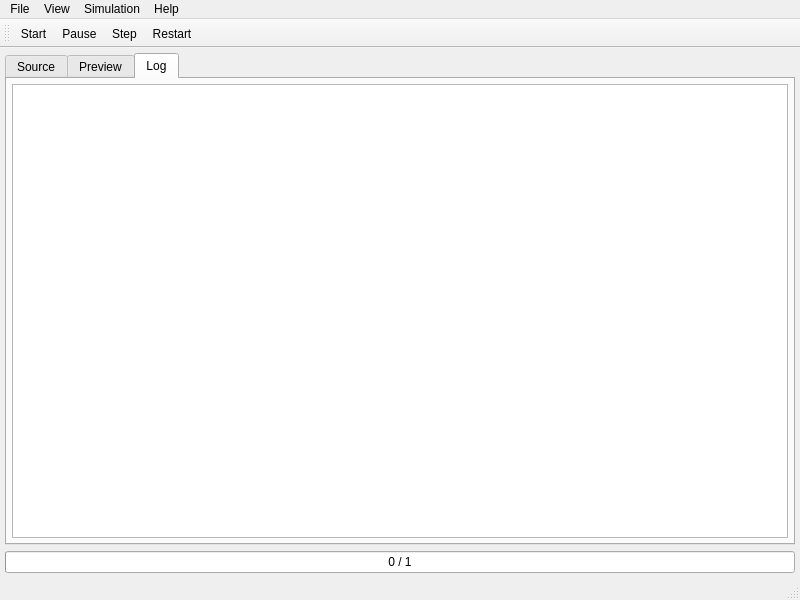
This is app/gui/MainWindow.ui in GeorgievLab/CeCe as Qt 5 draws it before an edit. The edited form follows.
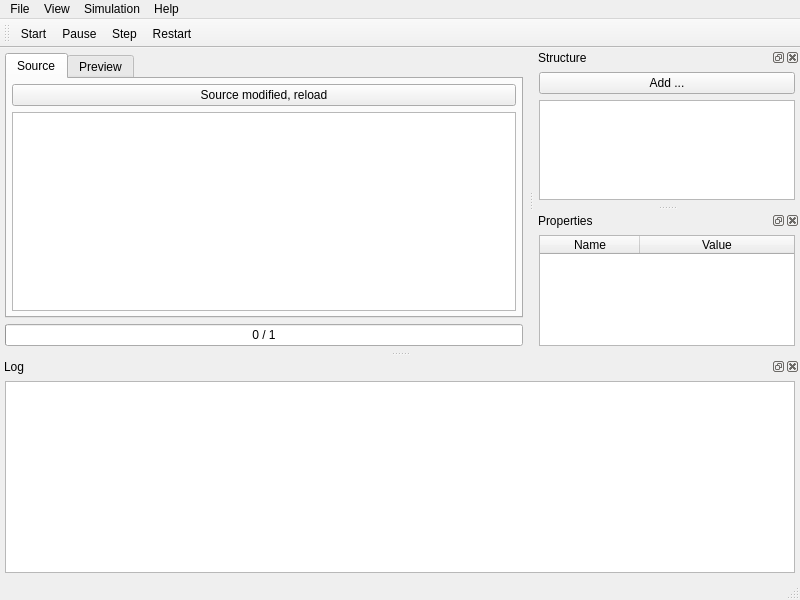
This is the edited form. The open tabs and pages were chosen to show the change. Icons and pictures are not drawn. Custom widgets are drawn as their Qt base class.

Patch:
```diff
--- a/app/gui/MainWindow.ui
+++ b/app/gui/MainWindow.ui
@@ -13,6 +13,12 @@
   <property name="windowTitle">
    <string>MainWindow</string>
   </property>
+  <property name="documentMode">
+   <bool>true</bool>
+  </property>
+  <property name="dockOptions">
+   <set>QMainWindow::AllowTabbedDocks|QMainWindow::AnimatedDocks|QMainWindow::VerticalTabs</set>
+  </property>
   <widget class="QWidget" name="centralwidget">
    <layout class="QVBoxLayout" name="verticalLayout">
     <property name="leftMargin">
@@ -39,7 +45,7 @@
        <attribute name="title">
         <string>Source</string>
        </attribute>
-       <layout class="QHBoxLayout" name="horizontalLayout" stretch="3,1">
+       <layout class="QHBoxLayout" name="horizontalLayout" stretch="3">
         <property name="leftMargin">
          <number>5</number>
         </property>
@@ -105,21 +111,6 @@
           </layout>
          </widget>
         </item>
-        <item>
-         <widget class="QTreeWidget" name="treeWidget">
-          <property name="indentation">
-           <number>20</number>
-          </property>
-          <attribute name="headerVisible">
-           <bool>false</bool>
-          </attribute>
-          <column>
-           <property name="text">
-            <string>Name</string>
-           </property>
-          </column>
-         </widget>
-        </item>
        </layout>
       </widget>
       <widget class="QWidget" name="tabPreview">
@@ -144,35 +135,6 @@
         </item>
        </layout>
       </widget>
-      <widget class="QWidget" name="tabLog">
-       <attribute name="title">
-        <string>Log</string>
-       </attribute>
-       <layout class="QHBoxLayout" name="horizontalLayout_3">
-        <property name="leftMargin">
-         <number>5</number>
-        </property>
-        <property name="topMargin">
-         <number>5</number>
-        </property>
-        <property name="rightMargin">
-         <number>5</number>
-        </property>
-        <property name="bottomMargin">
-         <number>5</number>
-        </property>
-        <item>
-         <widget class="QTextEdit" name="textEditLog">
-          <property name="lineWrapMode">
-           <enum>QTextEdit::NoWrap</enum>
-          </property>
-          <property name="readOnly">
-           <bool>true</bool>
-          </property>
-         </widget>
-        </item>
-       </layout>
-      </widget>
      </widget>
     </item>
     <item>
@@ -237,7 +199,10 @@
     <property name="title">
      <string>View</string>
     </property>
-    <addaction name="actionToolbar"/>
+    <addaction name="actionViewToolbar"/>
+    <addaction name="actionViewStructure"/>
+    <addaction name="actionViewProperties"/>
+    <addaction name="actionViewLog"/>
     <addaction name="separator"/>
     <addaction name="actionFullscreen"/>
    </widget>
@@ -271,6 +236,127 @@
    <addaction name="actionStep"/>
    <addaction name="actionReset"/>
   </widget>
+  <widget class="QDockWidget" name="dockWidgetTree">
+   <property name="windowTitle">
+    <string>Structure</string>
+   </property>
+   <attribute name="dockWidgetArea">
+    <number>2</number>
+   </attribute>
+   <widget class="QWidget" name="dockWidgetTreeContents">
+    <layout class="QVBoxLayout" name="verticalLayout_5">
+     <property name="leftMargin">
+      <number>5</number>
+     </property>
+     <property name="topMargin">
+      <number>5</number>
+     </property>
+     <property name="rightMargin">
+      <number>5</number>
+     </property>
+     <property name="bottomMargin">
+      <number>5</number>
+     </property>
+     <item>
+      <widget class="QPushButton" name="pushButton">
+       <property name="text">
+        <string>Add ...</string>
+       </property>
+      </widget>
+     </item>
+     <item>
+      <widget class="QTreeWidget" name="treeWidgetStructure">
+       <property name="indentation">
+        <number>20</number>
+       </property>
+       <attribute name="headerVisible">
+        <bool>false</bool>
+       </attribute>
+       <column>
+        <property name="text">
+         <string>Name</string>
+        </property>
+       </column>
+      </widget>
+     </item>
+    </layout>
+   </widget>
+  </widget>
+  <widget class="QDockWidget" name="dockWidgetProperties">
+   <property name="windowTitle">
+    <string>Properties</string>
+   </property>
+   <attribute name="dockWidgetArea">
+    <number>2</number>
+   </attribute>
+   <widget class="QWidget" name="dockWidgetTreeContents_2">
+    <layout class="QVBoxLayout" name="verticalLayout_6">
+     <property name="leftMargin">
+      <number>5</number>
+     </property>
+     <property name="topMargin">
+      <number>5</number>
+     </property>
+     <property name="rightMargin">
+      <number>5</number>
+     </property>
+     <property name="bottomMargin">
+      <number>5</number>
+     </property>
+     <item>
+      <widget class="QTableWidget" name="tableWidgetProperties">
+       <attribute name="horizontalHeaderStretchLastSection">
+        <bool>true</bool>
+       </attribute>
+       <column>
+        <property name="text">
+         <string>Name</string>
+        </property>
+       </column>
+       <column>
+        <property name="text">
+         <string>Value</string>
+        </property>
+       </column>
+      </widget>
+     </item>
+    </layout>
+   </widget>
+  </widget>
+  <widget class="QDockWidget" name="dockWidgetLog">
+   <property name="windowTitle">
+    <string>Log</string>
+   </property>
+   <attribute name="dockWidgetArea">
+    <number>8</number>
+   </attribute>
+   <widget class="QWidget" name="dockWidgetLogContents">
+    <layout class="QVBoxLayout" name="verticalLayout_4">
+     <property name="leftMargin">
+      <number>5</number>
+     </property>
+     <property name="topMargin">
+      <number>5</number>
+     </property>
+     <property name="rightMargin">
+      <number>5</number>
+     </property>
+     <property name="bottomMargin">
+      <number>5</number>
+     </property>
+     <item>
+      <widget class="QTextEdit" name="textEditLog">
+       <property name="lineWrapMode">
+        <enum>QTextEdit::NoWrap</enum>
+       </property>
+       <property name="readOnly">
+        <bool>true</bool>
+       </property>
+      </widget>
+     </item>
+    </layout>
+   </widget>
+  </widget>
   <action name="actionNew">
    <property name="text">
     <string>&amp;New</string>
@@ -404,7 +490,7 @@
     <string>About</string>
    </property>
   </action>
-  <action name="actionToolbar">
+  <action name="actionViewToolbar">
    <property name="checkable">
     <bool>true</bool>
    </property>
@@ -446,6 +532,49 @@
     <string>&amp;5 recent 5</string>
    </property>
   </action>
+  <action name="action_Plugins">
+   <property name="text">
+    <string>&amp;Plugins ...</string>
+   </property>
+  </action>
+  <action name="actionModules">
+   <property name="text">
+    <string>Modules ...</string>
+   </property>
+  </action>
+  <action name="actionViewStructure">
+   <property name="checkable">
+    <bool>true</bool>
+   </property>
+   <property name="checked">
+    <bool>true</bool>
+   </property>
+   <property name="text">
+    <string>Structure</string>
+   </property>
+  </action>
+  <action name="actionViewProperties">
+   <property name="checkable">
+    <bool>true</bool>
+   </property>
+   <property name="checked">
+    <bool>true</bool>
+   </property>
+   <property name="text">
+    <string>Properties</string>
+   </property>
+  </action>
+  <action name="actionViewLog">
+   <property name="checkable">
+    <bool>true</bool>
+   </property>
+   <property name="checked">
+    <bool>true</bool>
+   </property>
+   <property name="text">
+    <string>Log</string>
+   </property>
+  </action>
  </widget>
  <customwidgets>
   <customwidget>
```
Left out of the diff: 107 changed lines with no effect on the pictures.
